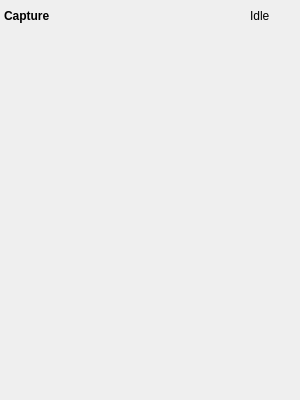
Qt form kstars/ekos/capture/capturepreviewwidget.ui (KDE/kstars) before a commit.
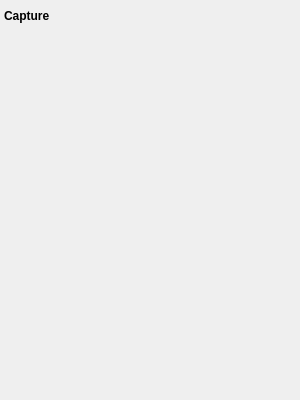
The same form after that commit. Custom widgets are drawn as their Qt base class.

Commit message:
Redesign capture progress
Some UI streamlining in the capture progress section of Capture:
- Remaining time for frame and sequence displayed as hh:mm:ss
- Display of average download time (in calculation, all download times are taken into account and not only those > 1)
- New status widget with a color LED displaying the capture status (and no longer using the seconds text for this)
- Using the same widget on the Master tab

```diff
--- a/kstars/ekos/capture/capturepreviewwidget.ui
+++ b/kstars/ekos/capture/capturepreviewwidget.ui
@@ -54,7 +54,7 @@
     <number>4</number>
    </property>
    <item>
-    <layout class="QHBoxLayout" name="captureStatusLayout">
+    <layout class="QHBoxLayout" name="captureStatusLayout" stretch="0,1,0">
      <property name="spacing">
       <number>2</number>
      </property>
@@ -94,35 +94,10 @@
       </spacer>
      </item>
      <item>
-      <widget class="QLabel" name="captureStatus">
+      <widget class="Ekos::CaptureStatusWidget" name="captureStatusWidget" native="true">
        <property name="minimumSize">
         <size>
          <width>0</width>
-         <height>24</height>
-        </size>
-       </property>
-       <property name="styleSheet">
-        <string notr="true"/>
-       </property>
-       <property name="text">
-        <string>Idle</string>
-       </property>
-       <property name="textFormat">
-        <enum>Qt::AutoText</enum>
-       </property>
-      </widget>
-     </item>
-     <item>
-      <widget class="QProgressIndicator" name="capturePI" native="true">
-       <property name="minimumSize">
-        <size>
-         <width>24</width>
-         <height>24</height>
-        </size>
-       </property>
-       <property name="maximumSize">
-        <size>
-         <width>24</width>
          <height>24</height>
         </size>
        </property>
@@ -169,10 +144,9 @@
  </widget>
  <customwidgets>
   <customwidget>
-   <class>QProgressIndicator</class>
+   <class>Ekos::CaptureStatusWidget</class>
    <extends>QWidget</extends>
-   <header>auxiliary/QProgressIndicator.h</header>
-   <container>1</container>
+   <header>ekos/capture/capturestatuswidget.h</header>
   </customwidget>
   <customwidget>
    <class>CaptureCountsWidget</class>
```
The commit also changes 10 other files.
